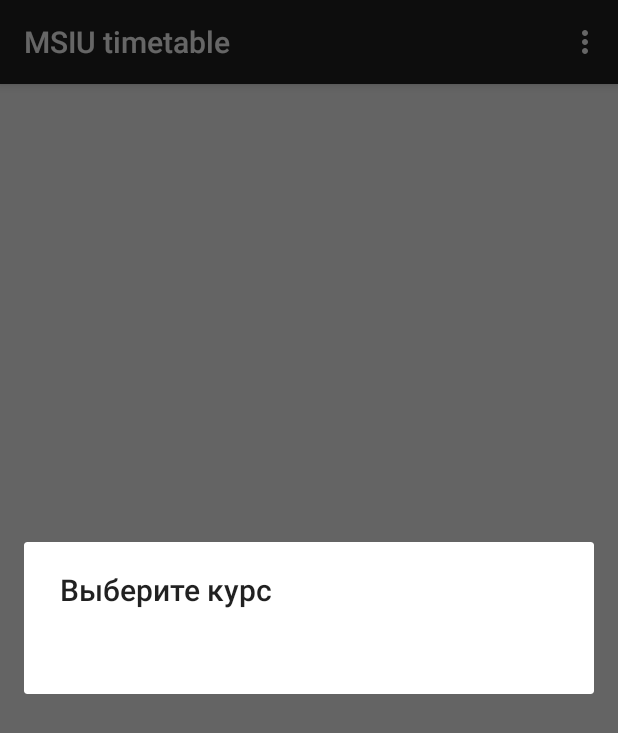
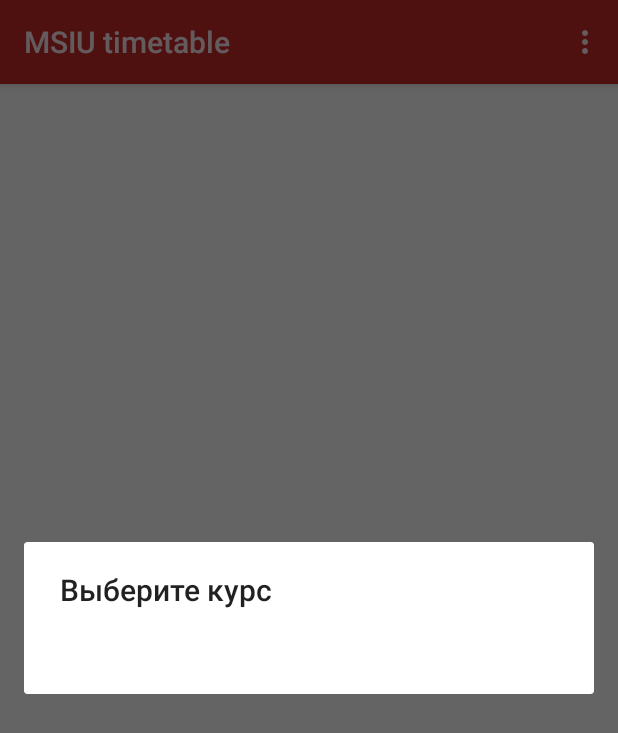
Before and after one commit to ele638/MSIUtimetable, an Android app: the screen it shows after launch (MainActivity), in the options menu, after a tap on "Сменить курс и группу", on a phone screen of 412 x 824 dp. Shown: the top 733 px of the screen. Run offline under Robolectric (Android 15) with nearby library versions, the phone set to English and light mode, and no system bars; libraries missing offline, so code that uses them is left out: org.apache.poi.

Commit message:
Версия 2.0: -Загрузка файла расписания с сети -Выбор курса и группы -Сохранение выбранного курса, группы и четности недели -Небольшой редизайн -Добавлено окно "о программе"

```diff
--- a/app/src/main/AndroidManifest.xml
+++ b/app/src/main/AndroidManifest.xml
@@ -1,6 +1,9 @@
 <?xml version="1.0" encoding="utf-8"?>
 <manifest xmlns:android="http://schemas.android.com/apk/res/android"
     package="ele638.msiutimetable" >
+
+    <uses-permission android:name="android.permission.WRITE_EXTERNAL_STORAGE" />
+    <uses-permission android:name="android.permission.INTERNET" />
 
     <application
         android:allowBackup="true"
@@ -17,6 +20,5 @@
             </intent-filter>
         </activity>
     </application>
-    <uses-permission android:name="android.permission.WRITE_EXTERNAL_STORAGE"/>
-    <uses-permission android:name="android.permission.INTERNET"/>
+
 </manifest>
--- a/app/src/main/java/ele638/msiutimetable/FirstInit.java
+++ b/app/src/main/java/ele638/msiutimetable/FirstInit.java
@@ -1,7 +1,6 @@
 package ele638.msiutimetable;
 
 import android.app.AlertDialog;
-import android.app.ProgressDialog;
 import android.content.Context;
 import android.content.DialogInterface;
 
@@ -12,23 +11,9 @@ import java.util.ArrayList;
  * Created by ele638 on 23.09.15.
  */
 public class FirstInit {
+    static protected AlertDialog alert;
 
-
-
-
-    protected Boolean flag;
-    protected String path;
-    protected AlertDialog alert;
-    static protected  Context ctx;
-    protected ProgressDialog pd;
-    static protected  File mfile;
-
-
-    public void showDialog(String inPath, Context context, ProgressDialog inPD, File infile) {
-        ctx = context;
-        path = inPath;
-        pd = inPD;
-        mfile = infile;
+    public static void showDialog(Context context) {
         AlertDialog.Builder alertBuilder = new AlertDialog.Builder(context);
         alertBuilder.setTitle("Нет файла с расписанием");
         alertBuilder.setMessage("Скачать файл с расписанием? (Потребуется соединение с интернетом, будет скачано около 400 Кб");
@@ -48,19 +33,16 @@ public class FirstInit {
         });
         alert = alertBuilder.create();
         alert.show();
-
-
     }
 
-    public static void showGroupDialog(ArrayList<String> list){
-        CharSequence[] items = list.toArray(new CharSequence[list.size()]);
-        AlertDialog.Builder builder = new AlertDialog.Builder(ctx);
+    public static void showGroupDialog(File mfile, Context context, int course) {
+        ArrayList<String> courses = Parsing.readGroups(mfile, course);
+        CharSequence[] items = courses.toArray(new CharSequence[courses.size()]);
+        AlertDialog.Builder builder = new AlertDialog.Builder(context);
         builder.setTitle("Выберите группу");
         builder.setItems(items, new DialogInterface.OnClickListener() {
             public void onClick(DialogInterface dialog, int item) {
-                MainActivity.week = Parsing.readExcelFile(mfile.getAbsolutePath(), (2 + item * 2));
-                MainActivity.weekch = MainActivity.week.get(0);
-                MainActivity.weeknech = MainActivity.week.get(1);
+                MainActivity.SAVED_GROUP = 2 + item * 2;
                 MainActivity.handler.sendEmptyMessage(MainActivity.SELECTED);
             }
         });
@@ -68,13 +50,15 @@ public class FirstInit {
         alert.show();
     }
 
-    public static void showCourseDialog(ArrayList<String> list){
-        CharSequence[] items = list.toArray(new CharSequence[list.size()]);
-        AlertDialog.Builder builder = new AlertDialog.Builder(ctx);
+    public static void showCourseDialog(final File mfile, final Context context) {
+        ArrayList<String> courses = Parsing.readCourses(mfile);
+        CharSequence[] items = courses.toArray(new CharSequence[courses.size()]);
+        AlertDialog.Builder builder = new AlertDialog.Builder(context);
         builder.setTitle("Выберите курс");
         builder.setItems(items, new DialogInterface.OnClickListener() {
             public void onClick(DialogInterface dialog, int item) {
-                showGroupDialog(Parsing.readGroups(mfile.getAbsolutePath(), item));
+                MainActivity.SAVED_COURSE = item;
+                showGroupDialog(mfile, context, item);
             }
         });
         AlertDialog alert = builder.create();
--- a/app/src/main/java/ele638/msiutimetable/MainActivity.java
+++ b/app/src/main/java/ele638/msiutimetable/MainActivity.java
@@ -1,6 +1,9 @@
 package ele638.msiutimetable;
 
+import android.app.AlertDialog;
 import android.app.ProgressDialog;
+import android.content.SharedPreferences;
+import android.os.Build;
 import android.os.Bundle;
 import android.os.Handler;
 import android.os.Message;
@@ -9,6 +12,7 @@ import android.view.LayoutInflater;
 import android.view.Menu;
 import android.view.MenuItem;
 import android.view.View;
+import android.view.WindowManager;
 import android.widget.LinearLayout;
 import android.widget.ScrollView;
 import android.widget.TextView;
@@ -18,12 +22,17 @@ import java.util.ArrayList;
 
 public class MainActivity extends AppCompatActivity {
 
+    SharedPreferences sPref;
+    SharedPreferences.Editor ed;
+    static int SAVED_COURSE;
+    static int SAVED_GROUP;
+    static int SAVED_WEEK;
+    static boolean INITIALIZED;
+
 
     private final String[] daynames = {"Понедельник", "Вторник", "Среда", "Четверг", "Пятница", "Суббота"};
     ScrollView scrollView;
     static ArrayList<ArrayList> week;
-    static ArrayList<ArrayList> weekch;
-    static ArrayList<ArrayList> weeknech;
     File msiu;
     ProgressDialog pd;
 
@@ -34,8 +43,8 @@ public class MainActivity extends AppCompatActivity {
     static final int SELECTED = 3;
 
     public void init() {
-        FirstInit.showCourseDialog(Parsing.readCourses(msiu.getAbsolutePath()));
-        scrollView.addView(output(weekch));
+        week = Parsing.readExcelFile(msiu, SAVED_GROUP, SAVED_COURSE);
+        scrollView.addView(output(week.get(SAVED_WEEK)));
     }
 
 
@@ -43,17 +52,21 @@ public class MainActivity extends AppCompatActivity {
     protected void onCreate(Bundle savedInstanceState) {
         super.onCreate(savedInstanceState);
         setContentView(R.layout.activity_main);
+        if (Build.VERSION.SDK_INT >= Build.VERSION_CODES.LOLLIPOP) {
+            getWindow().addFlags(WindowManager.LayoutParams.FLAG_DRAWS_SYSTEM_BAR_BACKGROUNDS);
+            getWindow().setStatusBarColor(getResources().getColor(R.color.primary));
+        }
+
         //ДАННЫЕ
         scrollView = (ScrollView) findViewById(R.id.scrollView);
         msiu = new File(getApplicationInfo().dataDir + "/msiu.xls");
-
+        sPref = getSharedPreferences("CONFIG", MODE_PRIVATE);
+        ed = sPref.edit();
         pd = new ProgressDialog(this);
         pd.setTitle("Загрузка");
         pd.setMessage("Загружаем данные");
         pd.setProgressStyle(ProgressDialog.STYLE_HORIZONTAL);
         pd.setIndeterminate(true);
-        FirstInit firstInit = new FirstInit();
-
         handler = new Handler() {
             @Override
             public void handleMessage(Message msg) {
@@ -66,17 +79,30 @@ public class MainActivity extends AppCompatActivity {
                         new Downloading(MainActivity.this, pd, msiu).execute();
                         break;
                     case DOWNLOADED_FILE:
-                        FirstInit.showCourseDialog(Parsing.readCourses(msiu.getAbsolutePath()));
+                        FirstInit.showCourseDialog(msiu, MainActivity.this);
                         break;
                     case SELECTED:
+                        INITIALIZED = true;
+                        ed.putInt("Course", SAVED_COURSE);
+                        ed.putInt("Group", SAVED_GROUP);
+                        ed.putBoolean("init", INITIALIZED);
+                        ed.putInt("Week", SAVED_WEEK);
+                        ed.commit();
                         init();
                         break;
                 }
             }
         };
+        INITIALIZED = sPref.getBoolean("init", false);
 
-
-            firstInit.showDialog(msiu.getAbsolutePath(), this, pd, msiu);
+        if (!INITIALIZED) {
+            FirstInit.showDialog(MainActivity.this);
+        } else {
+            SAVED_COURSE = sPref.getInt("Course", 0);
+            SAVED_GROUP = sPref.getInt("Group", 0);
+            SAVED_WEEK = sPref.getInt("Week", 0);
+            init();
+        }
 
     }
 
@@ -129,15 +155,31 @@ public class MainActivity extends AppCompatActivity {
         //noinspection SimplifiableIfStatement
         if (id == R.id.weekch) {
             scrollView.removeAllViews();
-            scrollView.addView(output(weekch));
+            SAVED_WEEK = 0;
+            ed.putInt("Week", SAVED_WEEK);
+            ed.commit();
+            scrollView.addView(output(week.get(SAVED_WEEK)));
         }
         if (id == R.id.weeknech) {
             scrollView.removeAllViews();
-            scrollView.addView(output(weeknech));
+            SAVED_WEEK = 1;
+            ed.putInt("Week", SAVED_WEEK);
+            ed.commit();
+            scrollView.addView(output(week.get(SAVED_WEEK)));
         }
         if (id == R.id.change) {
             scrollView.removeAllViews();
-            handler.sendEmptyMessage(DOWNLOADED_FILE);
+            SAVED_GROUP = 0;
+            SAVED_COURSE = 0;
+            INITIALIZED = false;
+            FirstInit.showCourseDialog(msiu, this);
+        }
+        if (id == R.id.about) {
+            AlertDialog.Builder builder = new AlertDialog.Builder(this);
+            LayoutInflater inflater = getLayoutInflater();
+            builder.setTitle("О программе");
+            builder.setView(R.layout.about_layout);
+            builder.create().show();
         }
 
         return super.onOptionsItemSelected(item);
--- a/app/src/main/java/ele638/msiutimetable/Parsing.java
+++ b/app/src/main/java/ele638/msiutimetable/Parsing.java
@@ -18,15 +18,15 @@ import java.util.ArrayList;
  */
 public class Parsing {
 
-    public static ArrayList<String> readCourses(String filename){
-        ArrayList<String> out = new ArrayList<String>();
+    public static ArrayList<String> readCourses(File filename) {
+        ArrayList<String> out = new ArrayList<>();
         if (!isExternalStorageAvailable() || isExternalStorageReadOnly()) {
             Log.w("FileUtils", "Storage not available or read only");
             return out;
         }
         try {
             // Creating Input Stream
-            File file = new File(filename);
+            File file = new File(filename.getAbsolutePath());
             FileInputStream myInput = new FileInputStream(file.getAbsolutePath());
             POIFSFileSystem myFileSystem = new POIFSFileSystem(myInput);
 
@@ -45,15 +45,15 @@ public class Parsing {
         return out;
     }
 
-    public static ArrayList<String> readGroups(String filename, int inCourse) {
-        ArrayList<String> out = new ArrayList<String>();
+    public static ArrayList<String> readGroups(File filename, int inCourse) {
+        ArrayList<String> out = new ArrayList<>();
         if (!isExternalStorageAvailable() || isExternalStorageReadOnly()) {
             Log.w("FileUtils", "Storage not available or read only");
             return out;
         }
         try {
             // Creating Input Stream
-            File file = new File(filename);
+            File file = new File(filename.getAbsolutePath());
             FileInputStream myInput = new FileInputStream(file.getAbsolutePath());
             POIFSFileSystem myFileSystem = new POIFSFileSystem(myInput);
 
@@ -77,15 +77,15 @@ public class Parsing {
         return out;
     }
 
-    public static ArrayList<ArrayList> readExcelFile(String filename, int group) {
-        ArrayList<ArrayList> out = new ArrayList<ArrayList>();
+    public static ArrayList<ArrayList> readExcelFile(File filename, int group, int course) {
+        ArrayList<ArrayList> out = new ArrayList<>();
         if (!isExternalStorageAvailable() || isExternalStorageReadOnly()) {
             Log.w("FileUtils", "Storage not available or read only");
             return out;
         }
         try {
             // Creating Input Stream
-            File file = new File(filename);
+            File file = new File(filename.getAbsolutePath());
             FileInputStream myInput = new FileInputStream(file.getAbsolutePath());
             POIFSFileSystem myFileSystem = new POIFSFileSystem(myInput);
 
@@ -93,7 +93,7 @@ public class Parsing {
             Workbook myWorkBook = new HSSFWorkbook(myFileSystem);
 
             // Get the first sheet from workbook
-            HSSFSheet mySheet = (HSSFSheet) myWorkBook.getSheetAt(0);
+            HSSFSheet mySheet = (HSSFSheet) myWorkBook.getSheetAt(course);
 
             /** We now need something to iterate through the cells.**/
             out = Subject.process(mySheet, group);
@@ -107,17 +107,11 @@ public class Parsing {
 
     public static boolean isExternalStorageReadOnly() {
         String extStorageState = Environment.getExternalStorageState();
-        if (Environment.MEDIA_MOUNTED_READ_ONLY.equals(extStorageState)) {
-            return true;
-        }
-        return false;
+        return Environment.MEDIA_MOUNTED_READ_ONLY.equals(extStorageState);
     }
 
     public static boolean isExternalStorageAvailable() {
         String extStorageState = Environment.getExternalStorageState();
-        if (Environment.MEDIA_MOUNTED.equals(extStorageState)) {
-            return true;
-        }
-        return false;
+        return Environment.MEDIA_MOUNTED.equals(extStorageState);
     }
 }
--- a/app/src/main/res/menu/menu_main.xml
+++ b/app/src/main/res/menu/menu_main.xml
@@ -7,4 +7,9 @@
         android:orderInCategory="100" app:showAsAction="never" />
     <item android:id="@+id/change" android:title="@string/change"
         android:orderInCategory="100" app:showAsAction="never" />
+    <item
+        android:id="@+id/about"
+        android:title="О программе"
+        android:orderInCategory="100"
+        app:showAsAction="never" />
 </menu>
--- /dev/null
+++ b/app/src/main/res/values/colors.xml
@@ -0,0 +1,7 @@
+<?xml version="1.0" encoding="utf-8"?>
+<resources>
+    <color name="pink">#C62828</color>
+    <color name="primary">#D32F2F</color>
+    <color name="textColorPrimary">#FCE4EC</color>
+    <color name="colorBackground">#B71C1C</color>
+</resources>
--- a/app/src/main/res/values/strings.xml
+++ b/app/src/main/res/values/strings.xml
@@ -10,5 +10,8 @@
     <string name="weekch">Четная неделя</string>
     <string name="weeknech">Нечетная неделя</string>
     <string name="change">Сменить курс и группу</string>
+    <string name="title_activity_about">About</string>
+
+    <string name="hello_world">Hello world!</string>
 
 </resources>
--- a/app/src/main/res/values/styles.xml
+++ b/app/src/main/res/values/styles.xml
@@ -2,7 +2,35 @@
 
     <!-- Base application theme. -->
     <style name="AppTheme" parent="Theme.AppCompat.Light.DarkActionBar">
-        <!-- Customize your theme here. -->
+        <item name="actionBarStyle">@style/Widget.AppTheme.ActionBar</item>
+        <item name="actionBarTheme">@style/ThemeOverlay.AppTheme.ActionBar</item>
+        <item name="actionBarPopupTheme">@style/ThemeOverlay.AppTheme.PopupMenu</item>
+    </style>
+
+    <style name="Widget.AppTheme.ActionBar" parent="Widget.AppCompat.ActionBar.Solid">
+        <!-- action bar background -->
+        <item name="background">@color/pink</item>
+        <!-- action bar elevation -->
+        <item name="elevation">4dp</item>
+
+    </style>
+
+    <style name="ThemeOverlay.AppTheme.ActionBar" parent="ThemeOverlay.AppCompat.Dark.ActionBar">
+        <!-- title text color -->
+        <item name="android:textColorPrimary">@color/textColorPrimary</item>
+        <!-- subtitle text color -->
+        <item name="android:textColorSecondary">@color/textColorPrimary</item>
+        <!-- action menu item text color -->
+        <item name="actionMenuTextColor">@android:color/black</item>
+        <!-- action menu item icon color - only applies to appcompat-v7 icons :( -->
+        <item name="colorControlNormal">?android:textColorPrimary</item>
+    </style>
+
+    <style name="ThemeOverlay.AppTheme.PopupMenu" parent="ThemeOverlay.AppCompat.Dark">
+        <!-- popup menu background - NEVER "android:background" !!! in themes -->
+        <item name="android:colorBackground">@color/colorBackground</item>
+        <!-- popup menu item text color -->
+        <item name="android:textColorPrimary">@color/textColorPrimary</item>
     </style>
 
 </resources>
```
Also changed, not shown: app/src/main/res/layout/about_layout.xml (added, +35 -0 lines), app/src/main/res/drawable/logo.png (added), app/src/main/res/mipmap-hdpi/ic_launcher.png, app/src/main/res/mipmap-mdpi/ic_launcher.png, app/src/main/res/mipmap-xhdpi/ic_launcher.png, app/src/main/res/mipmap-xxhdpi/ic_launcher.png.
